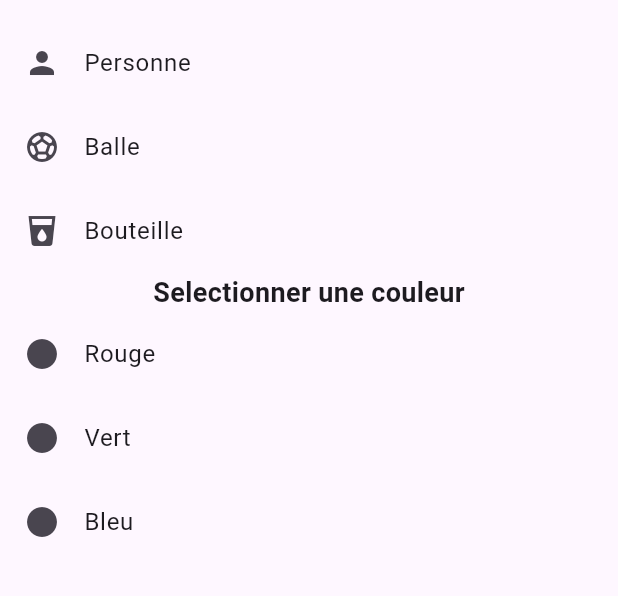
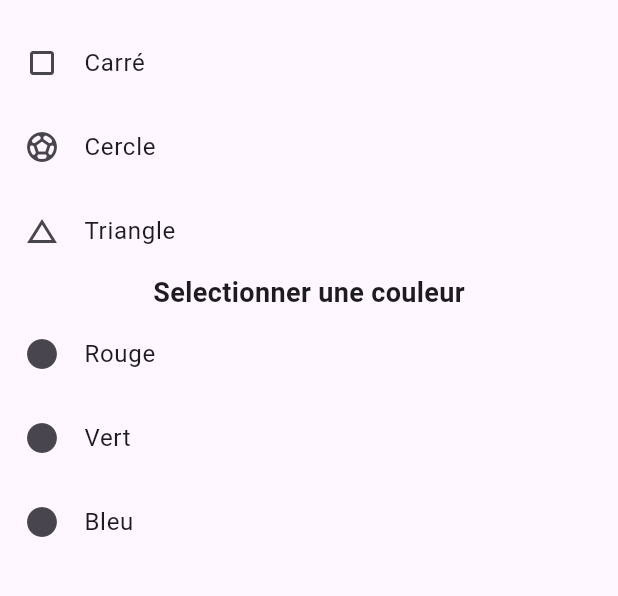
Before and after one commit to Zyphorah/YoloBot-Explorer, a Flutter app: the SettingsScreen screen opened directly, after a tap on "Forme géométrique", on a phone screen of 412 x 824 dp, the part 63-659 px from its top. Run offline on Flutter 3.47's test engine with Material 3 defaults, Android fonts, the phone set to English and light mode, and no system bars; our stand-ins replace flutter_blue_plus, flutter_secure_storage, permission_handler, speech_to_text; accounts and stored records are empty.

Commit message:
Faire le système de local storage ainsi que la gestion d'un option personalisé

```diff
--- a/mobile_app/lib/screens/settings/enfants/forme_geometrique.dart
+++ b/mobile_app/lib/screens/settings/enfants/forme_geometrique.dart
@@ -1,4 +1,5 @@
 import 'package:flutter/material.dart';
+import 'package:flutter_secure_storage/flutter_secure_storage.dart';
 import '../../../widget/settings/settings_option.dart';
 import '../../../../services/ble_service.dart';
 
@@ -11,8 +12,43 @@ class FormeGeometrique extends StatefulWidget {
 
 class _FormeGeometriqueState extends State<FormeGeometrique> {
   final BleService _bleService = BleService();
+  final storage = FlutterSecureStorage();
+
   String? selectedOption;
   String? selectionColor;
+
+  selectedOptionInit() async {
+    String? shape = await storage.read(key: 'selected_shape');
+    setState(() {
+      if (shape == 'square') {
+        selectedOption = 'Carré';
+      } else if (shape == 'circle') {
+        selectedOption = 'Cercle';
+      } else if (shape == 'triangle') {
+        selectedOption = 'Triangle';
+      }
+    });
+  }
+
+  selectionColorInit() async {
+    String? color = await storage.read(key: 'selected_color');
+    setState(() {
+      if (color == 'red') {
+        selectionColor = 'Rouge';
+      } else if (color == 'green') {
+        selectionColor = 'Vert';
+      } else if (color == 'blue') {
+        selectionColor = 'Bleu';
+      }
+    });
+  }
+
+  @override
+  void initState() {
+    super.initState();
+    selectedOptionInit();
+    selectionColorInit();
+  }
 
   @override
   Widget build(BuildContext context) {
@@ -21,39 +57,58 @@ class _FormeGeometriqueState extends State<FormeGeometrique> {
       body: Column(
         children: [
           SettingsOption(
-            title: 'Personne',
-            icon: Icons.person,
-            isSelected: selectedOption == 'Personne',
+            title: 'Carré',
+            icon: Icons.crop_square,
+            isSelected: selectedOption == 'Carré',
             onTap: () {
               setState(() {
-                selectedOption = 'Personne';
+                selectedOption = selectedOption == 'Carré' ? null : 'Carré';
               });
-              _bleService.sendCommand('set_object', 'person');
+              if (selectedOption == 'Carré') {
+                _bleService.sendCommand('set_object', 'square');
+                storage.write(key: 'selected_shape', value: 'square');
+                storage.delete(key: 'custom_object');
+              } else {
+                storage.delete(key: 'selected_shape');
+              }
             },
           ),
           SettingsOption(
-            title: 'Balle',
+            title: 'Cercle',
             icon: Icons.sports_soccer,
-            isSelected: selectedOption == 'Balle',
+            isSelected: selectedOption == 'Cercle',
             onTap: () {
               setState(() {
-                selectedOption = 'Balle';
+                selectedOption = selectedOption == 'Cercle' ? null : 'Cercle';
               });
-              _bleService.sendCommand('set_object', 'sports ball');
+              if (selectedOption == 'Cercle') {
+                _bleService.sendCommand('set_object', 'circle');
+                storage.write(key: 'selected_shape', value: 'circle');
+                storage.delete(key: 'custom_object');
+              } else {
+                storage.delete(key: 'selected_shape');
+              }
             },
           ),
           SettingsOption(
-            title: 'Bouteille',
-            icon: Icons.local_drink,
-            isSelected: selectedOption == 'Bouteille',
+            title: 'Triangle',
+            icon: Icons.change_history,
+            isSelected: selectedOption == 'Triangle',
             onTap: () {
               setState(() {
-                selectedOption = 'Bouteille';
+                selectedOption = selectedOption == 'Triangle' ? null : 'Triangle';
               });
-              _bleService.sendCommand('set_object', 'bottle');
+              if (selectedOption == 'Triangle') {
+                _bleService.sendCommand('set_object', 'triangle');
+                storage.write(key: 'selected_shape', value: 'triangle');
+                storage.delete(key: 'custom_object');
+              } else {
+                storage.delete(key: 'selected_shape');
+              }
             },
           ),
 
+          // Gestion des couleurs
           Text(
             'Selectionner une couleur',
             style: TextStyle(fontSize: 18, fontWeight: FontWeight.bold),
@@ -65,19 +120,30 @@ class _FormeGeometriqueState extends State<FormeGeometrique> {
             isSelected: selectionColor == 'Rouge',
             onTap: () {
               setState(() {
-                selectionColor = 'Rouge';
+                selectionColor = selectionColor == 'Rouge' ? null : 'Rouge';
               });
+              if (selectionColor == 'Rouge') {
+                storage.write(key: 'selected_color', value: 'red');
+                storage.delete(key: 'custom_object');
+              } else {
+                storage.delete(key: 'selected_color');
+              }
             },
           ),
-
           SettingsOption(
             title: 'Vert',
             icon: Icons.circle,
             isSelected: selectionColor == 'Vert',
             onTap: () {
               setState(() {
-                selectionColor = 'Vert';
+                selectionColor = selectionColor == 'Vert' ? null : 'Vert';
               });
+              if (selectionColor == 'Vert') {
+                storage.write(key: 'selected_color', value: 'green');
+                storage.delete(key: 'custom_object');
+              } else {
+                storage.delete(key: 'selected_color');
+              }
             },
           ),
 
@@ -87,8 +153,14 @@ class _FormeGeometriqueState extends State<FormeGeometrique> {
             isSelected: selectionColor == 'Bleu',
             onTap: () {
               setState(() {
-                selectionColor = 'Bleu';
+                selectionColor = selectionColor == 'Bleu' ? null : 'Bleu';
               });
+              if (selectionColor == 'Bleu') {
+                storage.write(key: 'selected_color', value: 'blue');
+                storage.delete(key: 'custom_object');
+              } else {
+                storage.delete(key: 'selected_color');
+              }
             },
           ),
         ],
--- a/mobile_app/lib/screens/settings/settings.dart
+++ b/mobile_app/lib/screens/settings/settings.dart
@@ -1,8 +1,11 @@
 import 'package:flutter/material.dart';
+import 'package:flutter_secure_storage/flutter_secure_storage.dart';
+import 'package:mobile_app/services/ble_service.dart';
 import '../../widget/settings/settings_option.dart';
 import 'enfants/forme_geometrique.dart';
 
 class SettingsScreen extends StatefulWidget {
+
   const SettingsScreen({super.key});
 
   @override
@@ -10,8 +13,24 @@ class SettingsScreen extends StatefulWidget {
 }
 
 class _SettingsScreenState extends State<SettingsScreen> {
+  final storage = FlutterSecureStorage();
   String? selectedOption;
+  final BleService _bleService = BleService();
+  final TextEditingController _objectController = TextEditingController();
 
+  selectedOptionInit() async {
+    String? customObject = await storage.read(key: 'custom_object');
+    setState(() {
+      if (customObject != null) {
+        selectedOption = customObject;
+      }
+    });
+  }
+  @override
+  void initState() {
+    super.initState();
+    selectedOptionInit();
+  }
   @override
   Widget build(BuildContext context) {
     return Scaffold(
@@ -29,16 +48,66 @@ class _SettingsScreenState extends State<SettingsScreen> {
                 fontWeight: FontWeight.bold,
               ),
             ),
-            SettingsOption(
-              title: 'Personne',
-              icon: Icons.face,
-              isSelected: selectedOption == 'Personne',
-              onTap: () {
-                setState(() {
-                  selectedOption = 'Personne';
-                });
-              },
+
+            Padding(
+              padding: const EdgeInsets.symmetric(horizontal: 16.0, vertical: 8.0),
+              child: Row(
+                children: [
+                  Expanded(
+                    child: TextField(
+                      controller: _objectController,
+                      decoration: InputDecoration(
+                        labelText: 'Objet personnalisé',
+                        prefixIcon: Icon(Icons.local_drink),
+                        border: OutlineInputBorder(),
+                      ),
+                    ),
+                  ),
+                  IconButton(
+                    icon: Icon(Icons.send),
+                    tooltip: 'Envoyer',
+                    onPressed: () async {
+                      String value = _objectController.text.trim();
+                      if (value.isNotEmpty) {
+                        // Supprimer les éléments du storage
+                        await storage.delete(key: 'selected_color');
+                        await storage.delete(key: 'selected_shape');
+
+                        setState(() {
+                          selectedOption = value;
+                        });
+                        _bleService.sendCommand('set_object', value);
+                        await storage.write(key: 'custom_object', value: value);
+                        _objectController.clear();
+                      }
+                    },
+                  ),
+                ],
+              ),
             ),
+
+            // Affichage de l'élément personnalisé
+            if (selectedOption != null)
+              Padding(
+                padding: const EdgeInsets.symmetric(vertical: 16.0),
+                child: Container(
+                  padding: const EdgeInsets.all(12.0),
+                  decoration: BoxDecoration(
+                    color: Colors.blue.withOpacity(0.1),
+                    border: Border.all(color: Colors.blue),
+                    borderRadius: BorderRadius.circular(8.0),
+                  ),
+                  child: Text(
+                    'Objet actuel : $selectedOption',
+                    style: const TextStyle(
+                      fontSize: 16,
+                      fontWeight: FontWeight.w500,
+                      color: Colors.blue,
+                    ),
+                  ),
+                ),
+              ),
+
             const Text('Forme géométrique',
               style: TextStyle(
                 fontSize: 18,
```
Also changed, not shown: mobile_app/lib/services/observateur/observateur_controller.dart (deleted, +0 -9 lines), mobile_app/pubspec.yaml (+3 -71 lines), mobile_app/pubspec.lock, 5 other files.
